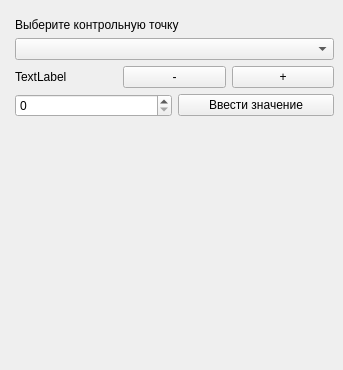
Before: the Qt Designer form control_point_selector_dockwidget_base.ui in seemsclever/ControlPointsSelector, drawn with Qt 5; both pictures show x 0 to 343 and y 183 to 553 of the 343 by 553 pixel window.
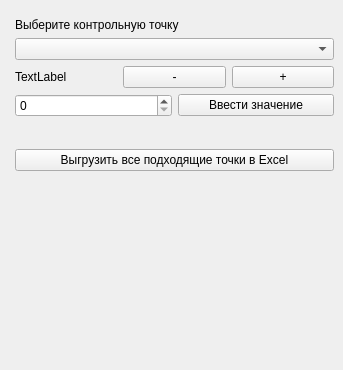
After: the same form once the commit is applied.

Commit message: 03.03.2025: Добавлена кнопка выгрузки всех подходящих точек в Excel

What changed in the file:
```diff
--- a/control_point_selector_dockwidget_base.ui
+++ b/control_point_selector_dockwidget_base.ui
@@ -16,7 +16,7 @@
   <property name="minimumSize">
    <size>
     <width>288</width>
-    <height>375</height>
+    <height>437</height>
    </size>
   </property>
   <property name="maximumSize">
@@ -157,6 +157,26 @@
         </property>
        </spacer>
       </item>
+      <item row="12" column="1">
+       <spacer name="horizontalSpacer_2">
+        <property name="orientation">
+         <enum>Qt::Horizontal</enum>
+        </property>
+        <property name="sizeHint" stdset="0">
+         <size>
+          <width>40</width>
+          <height>20</height>
+         </size>
+        </property>
+       </spacer>
+      </item>
+      <item row="13" column="1">
+       <widget class="QPushButton" name="pushButton_download">
+        <property name="text">
+         <string>Выгрузить все подходящие точки в Excel</string>
+        </property>
+       </widget>
+      </item>
      </layout>
     </item>
    </layout>
```
The commit also changes 1 other file.
